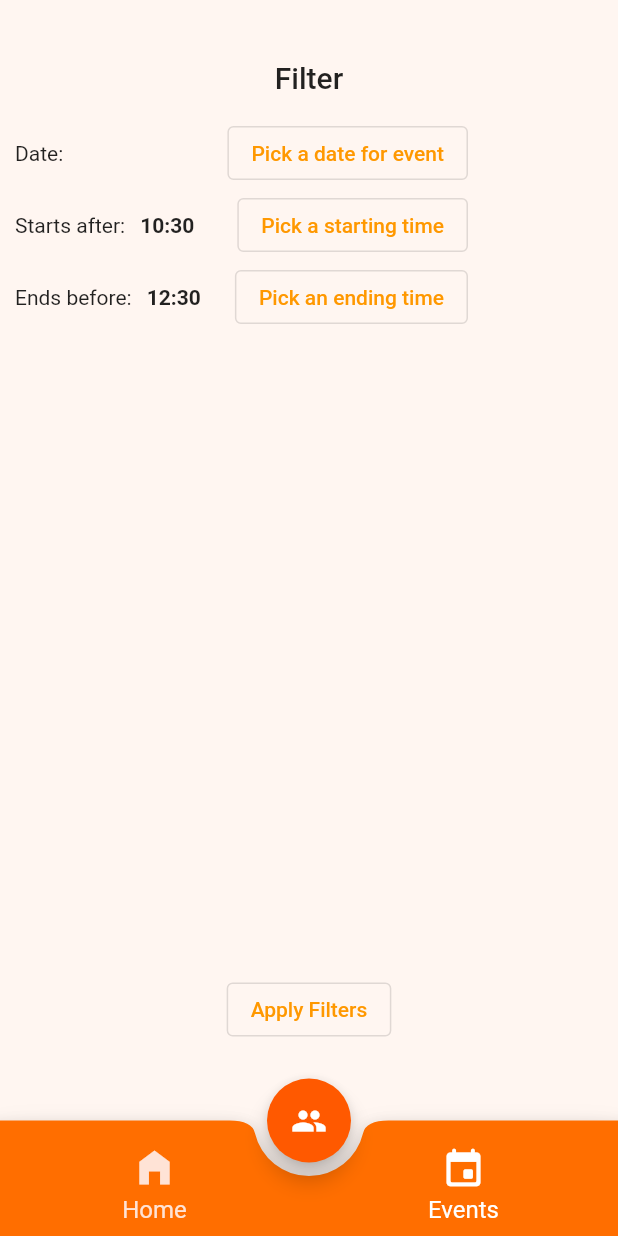
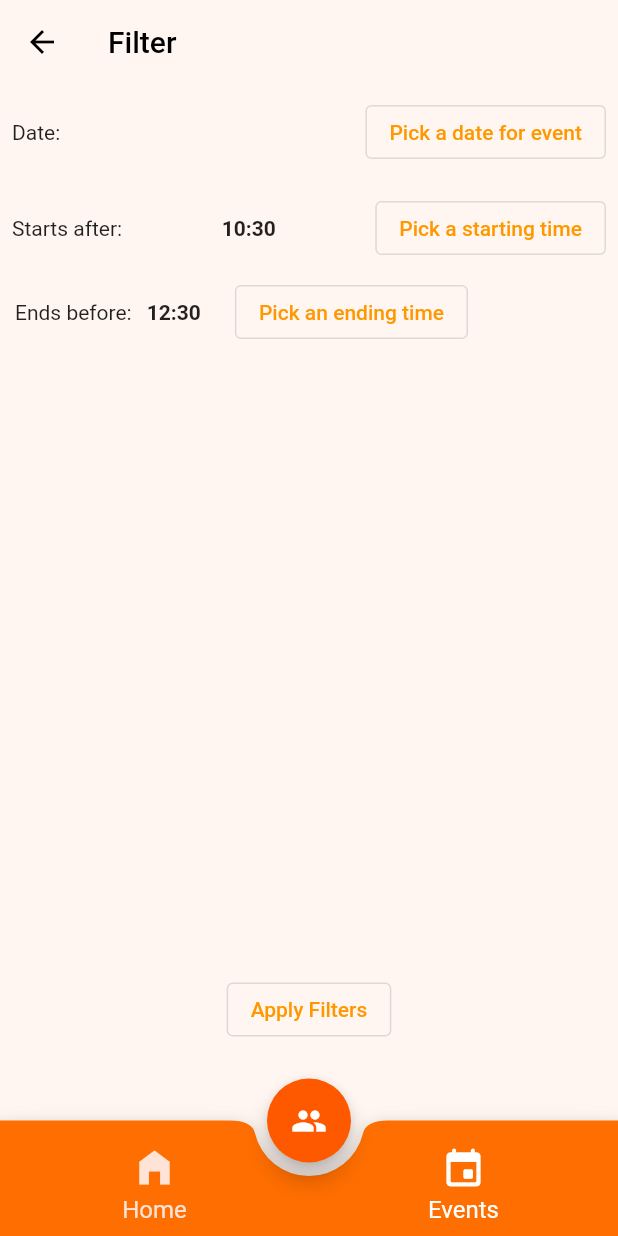
Before and after one commit to JakubOrlinskiUPM/Barriolympics, a Flutter app: the screen it shows after launch, item 2 of the bottom bar chosen, after a tap on "Filter", on a phone screen of 412 x 824 dp. Run offline on Flutter 3.47's test engine with Material 2 defaults, Android fonts, the phone set to English and light mode, and no system bars; network calls fail; Roboto replaces fonts that are missing (Narin).

Commit message:
Expand on some event functionality, implement some of the filtering so Jonas can go on working

```diff
--- a/lib/ui/components/event/event_list.dart
+++ b/lib/ui/components/event/event_list.dart
@@ -1,36 +1,36 @@
+import 'package:barriolympics/ui/pages/events/event_filter_data.dart';
 import 'package:flutter/material.dart';
 import 'package:barriolympics/models/event.dart';
-import 'package:barriolympics/provider/dummy_data.dart';
 import 'package:barriolympics/ui/components/event/event_item.dart';
-import 'package:provider/provider.dart';
 
-import '../../../provider/app_state.dart';
 import 'event_item.dart';
 
 class EventList extends StatefulWidget {
-  const EventList({Key? key}) : super(key: key);
+  const EventList({Key? key, required this.events, required this.filters})
+      : super(key: key);
+
+  final List<Event> events;
+  final EventFilterData filters;
 
   @override
   State<EventList> createState() => _EventListState();
 }
 
 class _EventListState extends State<EventList> {
-  get event => null;
 
   @override
   Widget build(BuildContext context) {
-    return Consumer<AppState>(
-      builder: (context, state, widget) {
-        return SliverList(
-          delegate: SliverChildBuilderDelegate(
-                (BuildContext context, int index) {
-              Event event = state.barrio.events[index];
-              return EventItem(event: event);
-            },
-            childCount: state.barrio.events.length,
-          ),
-        );
-      },
+    List<Event> eventsToShow = widget.events
+        .where((event) => widget.filters.doesEventMatch(event))
+        .toList();
+
+    return SliverList(
+      delegate: SliverChildBuilderDelegate(
+        (BuildContext context, int index) {
+          return EventItem(event: eventsToShow[index]);
+        },
+        childCount: eventsToShow.length,
+      ),
     );
   }
 }
--- /dev/null
+++ b/lib/ui/pages/events/event_filter_data.dart
@@ -0,0 +1,29 @@
+import 'package:barriolympics/models/event.dart';
+import 'package:flutter/material.dart';
+
+class EventFilterData {
+  EventFilterData({
+    this.startDate,
+    this.endDate,
+    this.timeFrom,
+    this.timeTill,
+  });
+
+  DateTime? startDate;
+  DateTime? endDate;
+  TimeOfDay? timeFrom;
+  TimeOfDay? timeTill;
+
+  bool doesEventMatch(Event event) {
+    bool doesMatch = true;
+    if (startDate != null) {
+      doesMatch = event.startTime.isBefore(startDate!);
+    }
+    if (endDate != null) {
+      doesMatch = event.endTime.isAfter(endDate!);
+    }
+    // TODO add in the other checks
+
+    return doesMatch;
+  }
+}
--- a/lib/ui/pages/events/events_page.dart
+++ b/lib/ui/pages/events/events_page.dart
@@ -1,8 +1,11 @@
+import 'package:barriolympics/provider/app_state.dart';
+import 'package:barriolympics/ui/pages/events/event_filter_data.dart';
 import 'package:flutter/material.dart';
 import 'package:barriolympics/ui/components/top_banner.dart';
 import 'package:barriolympics/ui/components/event/event_list.dart';
 import 'package:barriolympics/ui/components/post/like_button.dart';
 import 'package:barriolympics/ui/pages/events/filter_page.dart';
+import 'package:provider/provider.dart';
 
 class EventsPage extends StatefulWidget {
   const EventsPage({Key? key}) : super(key: key);
@@ -12,6 +15,25 @@ class EventsPage extends StatefulWidget {
 }
 
 class _EventsPageState extends State<EventsPage> {
+  EventFilterData _filterData = EventFilterData();
+  Map _chipsSelected = {
+    "Art": false,
+    "Music": false,
+    "Food": false,
+  };
+
+  void chipSelected(bool selected, String key) {
+    setState(() {
+      _chipsSelected[key] = selected;
+    });
+  }
+
+  void setFilters(EventFilterData filters) {
+    setState(() {
+      _filterData = filters;
+    });
+  }
+
   @override
   Widget build(BuildContext context) {
     return Scaffold(
@@ -35,7 +57,9 @@ class _EventsPageState extends State<EventsPage> {
                     onPressed: () {
                       Navigator.push(
                         context,
-                          MaterialPageRoute(builder: (context) => const FilterPage()),
+                        MaterialPageRoute(
+                            builder: (context) =>
+                                FilterPage(setFilters: this.setFilters)),
                       );
                     },
                     child: Row(
@@ -54,18 +78,39 @@ class _EventsPageState extends State<EventsPage> {
                     ),
                   ),
                 )
-
-
-                    ]
-            )
+              ],
             ),
-
-
-
-           const EventList(),
+            flexibleSpace: Row(
+              children: [
+                if (_filterData.startDate != null) ...[
+                  Chip(
+                    avatar: Icon(Icons.calendar_today),
+                    deleteIcon: Icon(Icons.highlight_remove),
+                    onDeleted: () => {},
+                    backgroundColor: Colors.grey.shade400,
+                    label: Text(_filterData.startDate!.day.toString() +
+                        "-" +
+                        _filterData.startDate!.month.toString()),
+                  ),
+                ],
+                Row(
+                  children: _chipsSelected.entries.map((entry) {
+                    return FilterChip(
+                      selected: entry.value,
+                      label: Text(entry.key),
+                      onSelected: (selected) =>
+                          chipSelected(selected, entry.key),
+                    );
+                  }).toList(),
+                ),
+              ],
+            ),
+          ),
+          Consumer<AppState>(builder: (context, state, widget) {
+            return EventList(events: state.barrio.events, filters: _filterData);
+          })
         ],
       ),
     );
-
   }
 }
--- a/lib/ui/pages/events/filter_page.dart
+++ b/lib/ui/pages/events/filter_page.dart
@@ -1,19 +1,17 @@
+import 'package:barriolympics/ui/pages/events/event_filter_data.dart';
 import 'package:flutter/material.dart';
-import 'package:barriolympics/ui/components/top_banner.dart';
-import 'package:barriolympics/ui/components/event/event_list.dart';
-import 'package:barriolympics/ui/components/post/like_button.dart';
 import 'package:barriolympics/ui/pages/events/events_page.dart';
 
 import 'dart:core';
 
 class FilterPage extends StatefulWidget {
-  const FilterPage({Key? key}) : super(key: key);
+  const FilterPage({Key? key, required this.setFilters}) : super(key: key);
+
+  final Function setFilters;
 
   @override
   State<FilterPage> createState() => _FilterPageState();
-
 }
-
 
 class _FilterPageState extends State<FilterPage> {
   DateTime? _dateStartTime;
@@ -24,16 +22,15 @@ class _FilterPageState extends State<FilterPage> {
   TimeOfDay? picked1;
 
   @override
-  void initState(){
+  void initState() {
     super.initState();
-    time = const TimeOfDay(hour:10, minute: 30);
-    time1 =  TimeOfDay.fromDateTime(DateTime.now().add(Duration(minutes: 120)));
+    time = const TimeOfDay(hour: 10, minute: 30);
+    time1 = TimeOfDay.fromDateTime(DateTime.now().add(Duration(minutes: 120)));
   }
 
   Future<Null> selectTime(BuildContext context) async {
-  picked = await showTimePicker(
-      context: context, initialTime: TimeOfDay.now()
-  );
+    picked =
+        await showTimePicker(context: context, initialTime: TimeOfDay.now());
     if (picked != Null) {
       setState(() {
         time = picked;
@@ -43,8 +40,9 @@ Future<Null> selectTime(BuildContext context) async {
 
   Future<Null> selectTime1(BuildContext context) async {
     picked1 = await showTimePicker(
-      context: context, initialTime: TimeOfDay.fromDateTime(DateTime.now().add(Duration(minutes: 120)))
-  );
+        context: context,
+        initialTime:
+            TimeOfDay.fromDateTime(DateTime.now().add(Duration(minutes: 120))));
 
     if (picked1 != Null) {
       setState(() {
@@ -52,106 +50,87 @@ Future<Null> selectTime1(BuildContext context) async {
       });
     }
   }
+
   @override
   Widget build(BuildContext context) {
     return Scaffold(
-      body:
-
-          Column (
+        appBar: AppBar(
+          leading: const BackButton(),
+          title: Text("Filter"),
+        ),
+        body: Column(
           children: [
-              const SizedBox(height: 25),
-
             Padding(
-                padding: const EdgeInsets.all(15),
-                child: Text('Filter',
-                    style: Theme.of(context).textTheme.headline6),
-              ),
-
-
-              Row(
+              padding: const EdgeInsets.all(8.0),
+              child: Row(
+                  mainAxisAlignment: MainAxisAlignment.spaceBetween,
                   children: [
-                    const SizedBox(width: 10),
-                    const Text('Date: ', style: TextStyle(fontSize: 14)),
-                    const SizedBox(width: 10),
-
-                    Text(_dateStartTime == null ? '' : (_dateStartTime?.day)
-                        .toString(), style: const TextStyle(
-                        fontWeight: FontWeight.bold
-                    )),
-                    Text(_dateStartTime == null ? '' : (' / ')
-                        .toString(), style: const TextStyle(
-                        fontWeight: FontWeight.bold
-                    )),
-                    Text(_dateStartTime == null ? '' : (_dateStartTime?.month)
-                        .toString(), style: const TextStyle(
-                        fontWeight: FontWeight.bold
-                    )),
-                    const Spacer(),
+                    Text('Date: ', style: TextStyle(fontSize: 14)),
+                    Text(
+                        _dateStartTime == null
+                            ? ''
+                            : (_dateStartTime!.day).toString() +
+                                " / " +
+                                (_dateStartTime!.month).toString(),
+                        style: const TextStyle(fontWeight: FontWeight.bold)),
                     OutlinedButton(
                       onPressed: () {
-                        showDatePicker(context: context,
+                        showDatePicker(
+                                context: context,
                                 initialDate: DateTime.now(),
                                 firstDate: DateTime(2020),
-                            lastDate: DateTime(2030)).then((date) {
+                                lastDate: DateTime(2030))
+                            .then((date) {
                           setState(() {
-                            _dateStartTime = date!;
+                            _dateStartTime = date;
                           });
                         });
                       },
                       child: const Text('Pick a date for event'),
-
                     ),
-                    const SizedBox(width: 100)
-                  ]
+                  ]),
             ),
-              Row(
-                children: [
-                  const SizedBox(width: 10),
+            Padding(
+              padding: const EdgeInsets.all(8.0),
+              child: Row(mainAxisAlignment: MainAxisAlignment.spaceBetween, children: [
                 const Text('Starts after:', style: TextStyle(fontSize: 14)),
-                  const SizedBox(width: 10),
-
-                  Text('${time?.hour}:${time?.minute}', style: const TextStyle(fontSize: 14, fontWeight: FontWeight.bold)),
-
-                  const Spacer(),
+                Text('${time?.hour}:${time?.minute}',
+                    style: const TextStyle(
+                        fontSize: 14, fontWeight: FontWeight.bold)),
                 OutlinedButton(
-                    onPressed: (){
+                  onPressed: () {
                     selectTime(context);
                   },
                   child: const Text('Pick a starting time'),
                 ),
-                  const SizedBox(width: 100),
-                ]
+              ]),
             ),
-              Row(
-                  children: [
+            Row(children: [
               const SizedBox(width: 10),
               const Text('Ends before:', style: TextStyle(fontSize: 14)),
               const SizedBox(width: 10),
-                    Text('${time1?.hour}:${time1?.minute}', style: const TextStyle(fontSize: 14, fontWeight: FontWeight.bold)),
-
+              Text('${time1?.hour}:${time1?.minute}',
+                  style: const TextStyle(
+                      fontSize: 14, fontWeight: FontWeight.bold)),
               const Spacer(),
               OutlinedButton(
-                      onPressed: (){
+                onPressed: () {
                   selectTime(context);
                 },
                 child: const Text('Pick an ending time'),
               ),
               const SizedBox(width: 100),
-                  ]
-              ),
+            ]),
             const Spacer(),
             OutlinedButton(
                 child: const Text('Apply Filters'),
                 onPressed: () {
-                  Navigator.push(
-                  context,
-                  MaterialPageRoute(builder: (context) => EventsPage()),
-                  );}),
+                  widget.setFilters(EventFilterData(startDate: _dateStartTime));
+
+                  Navigator.pop(context);
+                }),
             const SizedBox(height: 50),
-
           ],
-          )
-
-    );
+        ));
   }
 }
```
Also changed, not shown: lib/ui/components/event/event_item.dart (+5 -25 lines). Lines whose indentation alone changed are shown as unchanged.
